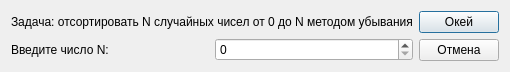
The window that 21.02.20 SortNums/untitled/laba1.ui (liaten/my-projects) describes before a commit, drawn with Qt 5.
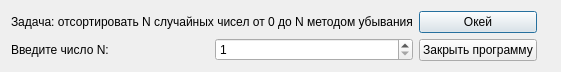
The same window after the commit.

What changed in the file:
```diff
--- a/21.02.20 SortNums/untitled/laba1.ui
+++ b/21.02.20 SortNums/untitled/laba1.ui
@@ -6,7 +6,7 @@
    <rect>
     <x>0</x>
     <y>0</y>
-    <width>473</width>
+    <width>506</width>
     <height>72</height>
    </rect>
   </property>
@@ -39,7 +39,14 @@
         </widget>
        </item>
        <item>
-        <widget class="QSpinBox" name="spinBox"/>
+        <widget class="QSpinBox" name="number">
+         <property name="minimum">
+          <number>1</number>
+         </property>
+         <property name="maximum">
+          <number>999999999</number>
+         </property>
+        </widget>
        </item>
       </layout>
      </item>
@@ -57,12 +64,19 @@
      <item>
       <widget class="QPushButton" name="pushButton_2">
        <property name="text">
-        <string>Отмена</string>
+        <string>Закрыть программу</string>
        </property>
       </widget>
      </item>
     </layout>
    </item>
+   <item>
+    <widget class="QLabel" name="label_3">
+     <property name="text">
+      <string/>
+     </property>
+    </widget>
+   </item>
   </layout>
  </widget>
  <resources/>
```
